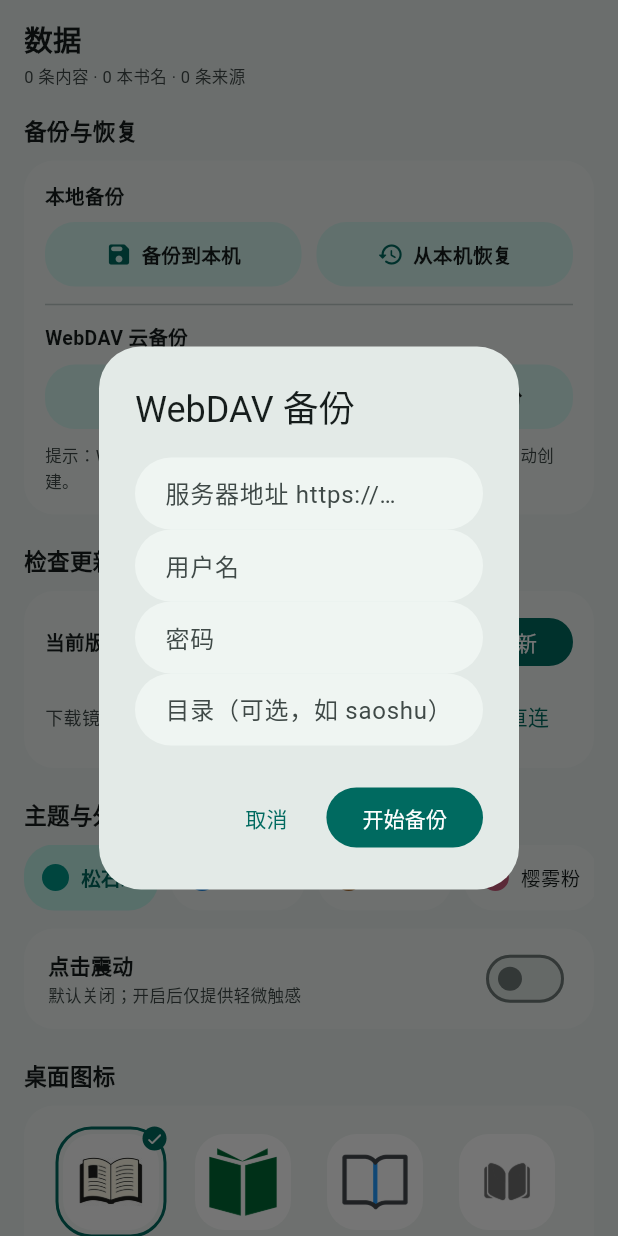
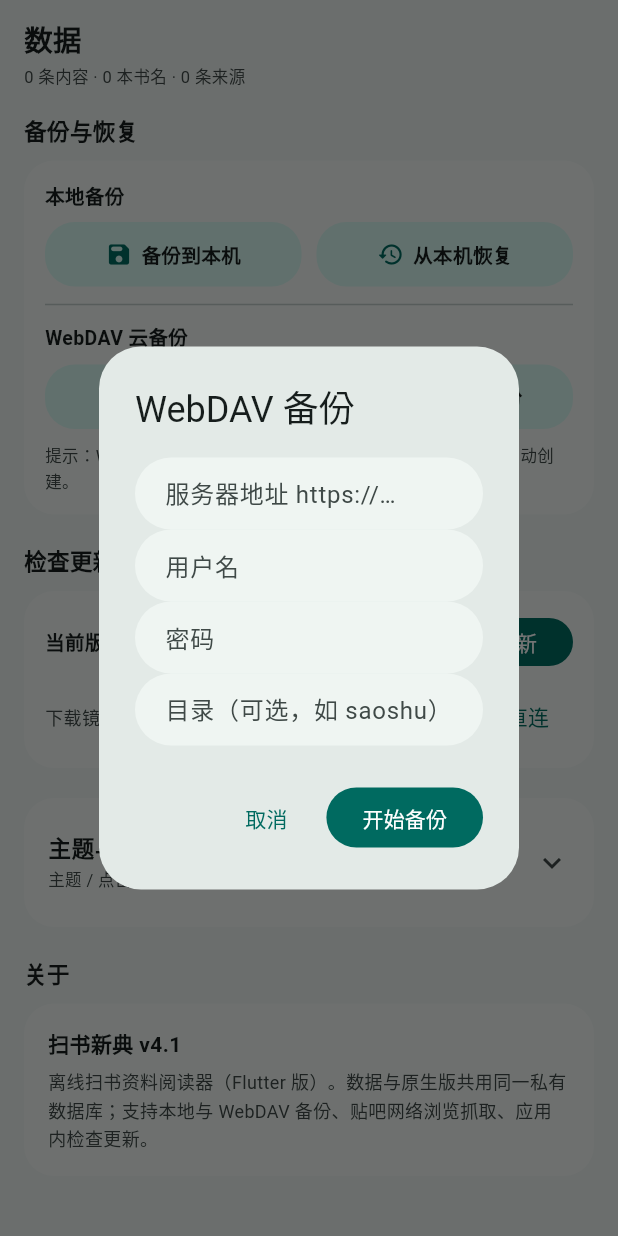
Before and after one commit to yuedaochangmendian/saoshu-xindian, a Flutter app: the SettingsPage screen opened directly, after a tap on "上传备份", on a phone screen of 412 x 824 dp. Run offline on Flutter 3.47's test engine with Material 3 defaults, Android fonts, the phone set to English and light mode, and no system bars; our stand-ins replace flutter_secure_storage, shared_preferences, sqflite, webview_flutter; accounts and stored records are empty; network calls fail.

Commit message:
feat: tieba webview login (bduss+stoken), thread avatars, collapsible settings (v4.5.0)

```diff
--- a/flutter/lib/pages/settings_page.dart
+++ b/flutter/lib/pages/settings_page.dart
@@ -90,11 +90,35 @@ class _SettingsPageState extends State<SettingsPage> {
             const SizedBox(height: 10),
             _UpdateSection(),
             const SizedBox(height: 20),
-            Text('主题与外观',
+            // 个性化设置折叠：低频选项收起，页面更精简。
+            Material(
+              color: scheme.surfaceContainerLow,
+              borderRadius: BorderRadius.circular(20),
+              clipBehavior: Clip.antiAlias,
+              child: Theme(
+                data: Theme.of(context)
+                    .copyWith(dividerColor: Colors.transparent),
+                child: ExpansionTile(
+                  tilePadding:
+                      const EdgeInsets.symmetric(horizontal: 16, vertical: 6),
+                  childrenPadding: const EdgeInsets.fromLTRB(16, 0, 16, 14),
+                  title: Text('主题与个性化',
                       style: TextStyle(
                           fontSize: 15,
                           fontWeight: FontWeight.w600,
                           color: scheme.onSurface)),
+                  subtitle: Text('主题 / 点击震动 / 桌面图标',
+                      style: TextStyle(
+                          fontSize: 11, color: scheme.onSurfaceVariant)),
+                  children: [
+                    Align(
+                      alignment: Alignment.centerLeft,
+                      child: Text('主题与外观',
+                          style: TextStyle(
+                              fontSize: 15,
+                              fontWeight: FontWeight.w600,
+                              color: scheme.onSurface)),
+                    ),
                     const SizedBox(height: 10),
                     SizedBox(
                       height: 44,
@@ -123,14 +147,21 @@ class _SettingsPageState extends State<SettingsPage> {
                         onChanged: scope.setHaptic,
                       ),
                     ),
-            const SizedBox(height: 20),
-            Text('桌面图标',
+                    const SizedBox(height: 12),
+                    Align(
+                      alignment: Alignment.centerLeft,
+                      child: Text('桌面图标',
                           style: TextStyle(
                               fontSize: 15,
                               fontWeight: FontWeight.w600,
                               color: scheme.onSurface)),
+                    ),
                     const SizedBox(height: 10),
                     _IconSection(),
+                  ],
+                ),
+              ),
+            ),
             const SizedBox(height: 20),
             Text('关于',
                 style: TextStyle(
--- a/flutter/lib/services/secure_store.dart
+++ b/flutter/lib/services/secure_store.dart
@@ -12,6 +12,7 @@ class SecureStore {
 
   /// 需要从明文迁移的旧键。
   static const _legacyKeys = ['tieba_bduss', 'webdav_pass'];
+  // stoken 同样为敏感凭据（tieba_stoken），由 WebView 登录写入。
 
   static final Map<String, String> _cache = {};
 
--- a/flutter/pubspec.yaml
+++ b/flutter/pubspec.yaml
@@ -1,7 +1,7 @@
 name: saoshu_xindian
 description: 扫书新典 —— 离线扫书资料阅读器（Flutter 版）
 publish_to: 'none'
-version: 4.4.1+103
+version: 4.5.0+103
 
 environment:
   sdk: ^3.0.0
@@ -14,6 +14,7 @@ dependencies:
   path_provider: ^2.1.5
   shared_preferences: ^2.3.3
   flutter_secure_storage: ^9.2.2
+  webview_flutter: ^4.7.0
 
 dev_dependencies:
   flutter_test:
```
Also changed, not shown: flutter/lib/network/tieba_client.dart (+35 -13 lines), flutter/lib/pages/network_page.dart (+30 -52 lines), flutter/lib/pages/tieba_login_page.dart (added, +88 -0 lines). Lines whose indentation alone changed are shown as unchanged.
